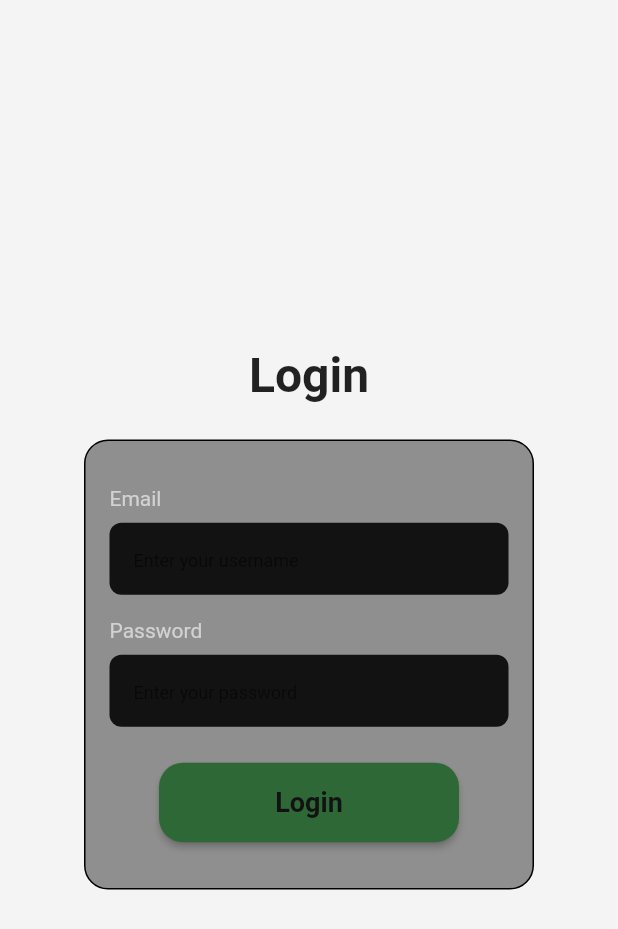
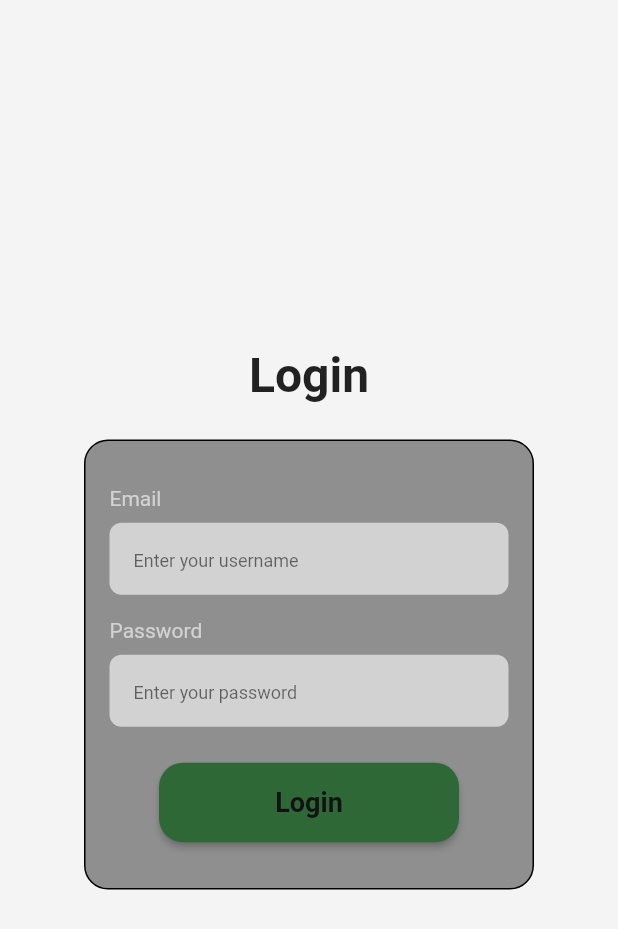
Before and after one commit to PrerakGada/NewsTime, a Flutter app: the screen it shows after launch, on a phone screen of 412 x 824 dp. Shown: the top 929 px of the screen. Run offline on Flutter 3.47's test engine with Material 2 defaults, Android fonts, the phone set to English and light mode, and no system bars; our stand-ins replace smooth_page_indicator.

Commit message:
Added Assets

```diff
--- a/lib/widgets/LabeledTextFormField.dart
+++ b/lib/widgets/LabeledTextFormField.dart
@@ -45,7 +45,7 @@ class _LabeledTextFormFieldState extends State<LabeledTextFormField> {
           width: widget.width == null ? null : widget.width,
           padding: EdgeInsets.only(left: 16),
           decoration: BoxDecoration(
-            color: AppColors.black,
+            color: AppColors.greyLight,
             borderRadius: BorderRadius.circular(8),
           ),
           child: TextFormField(
@@ -54,9 +54,9 @@ class _LabeledTextFormFieldState extends State<LabeledTextFormField> {
             decoration: InputDecoration(
               suffixIcon: (widget.icon != null)
                   ? IconButton(
-                onPressed: widget.function,
-                icon: Icon(widget.icon),
-              )
+                      onPressed: widget.function,
+                      icon: Icon(widget.icon),
+                    )
                   : null,
               hintText: widget.hintTitle,
               hintStyle: Theme.of(context).textTheme.bodySmall,
```
Also changed, not shown: assets/Onboarding1.png (added), assets/Onboarding2.png (added), assets/Onboarding3.png (added), assets/admin.png (added), assets/history.png (added), assets/logo.png (added), assets/logo_nobg.png (added), assets/mobile.png (added), assets/order.png (added), assets/placeholder.png (added), assets/star.png (added).
